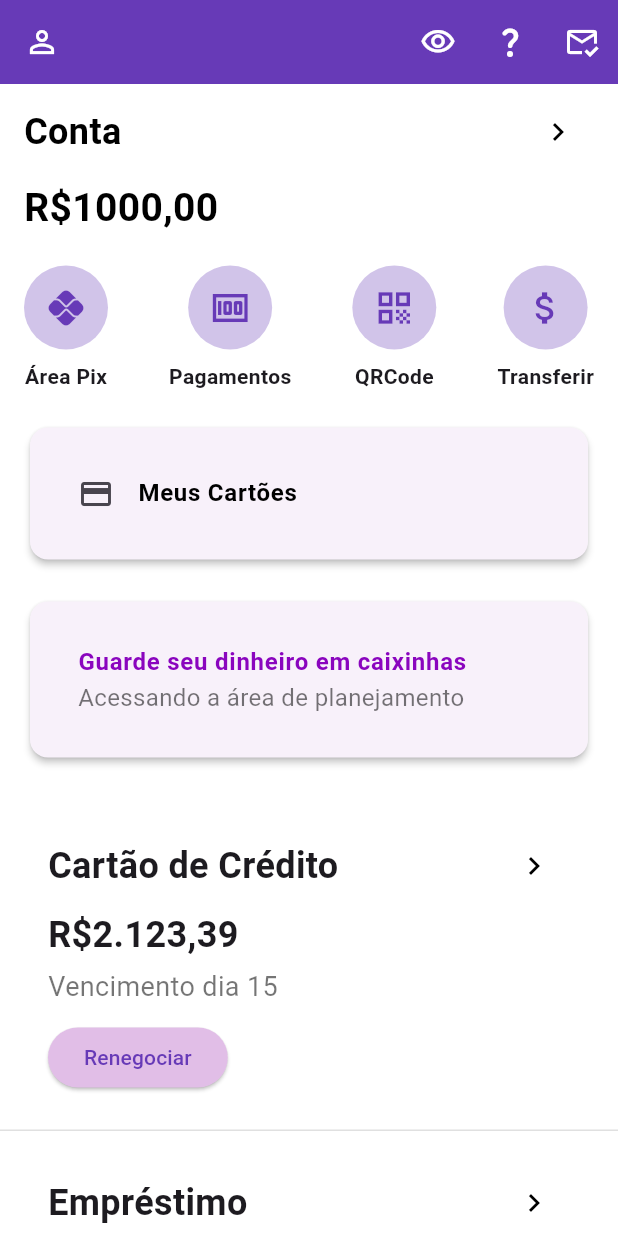
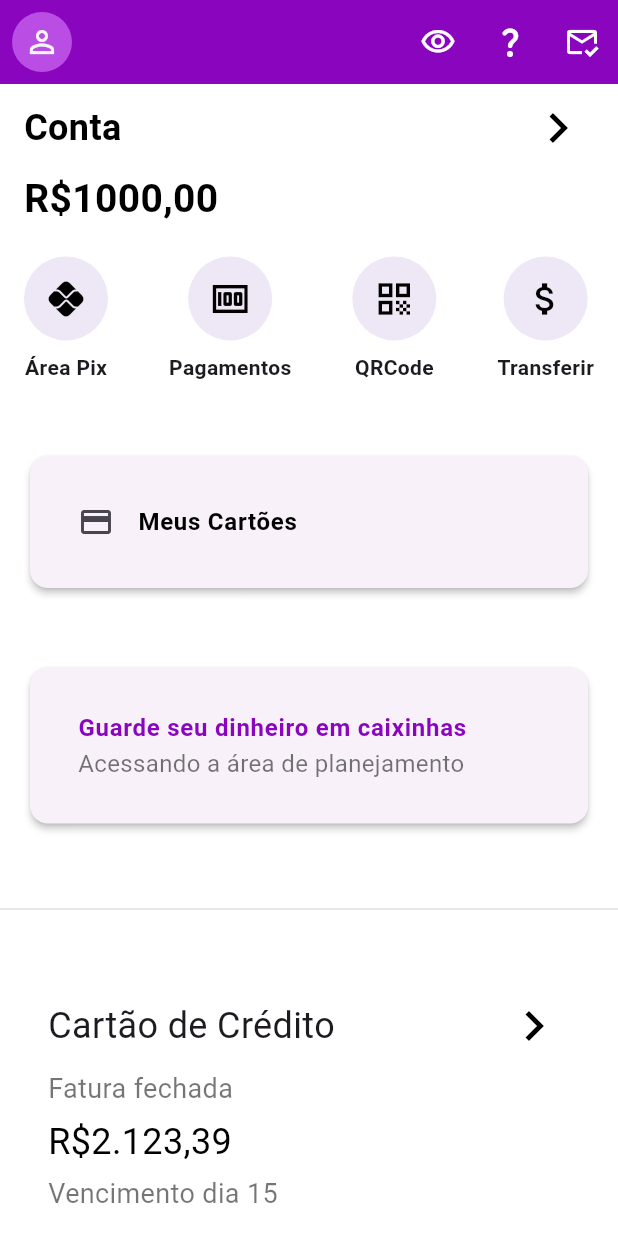
Before and after one commit to Cauasebastian/nubankUI, a Flutter app: the screen it shows after launch, on a phone screen of 412 x 824 dp. Run offline on Flutter 3.47's test engine with Material 3 defaults, Android fonts, the phone set to English and light mode, and no system bars.

Commit message:
Projeto com as cores corrigidas e quase 100% do original

```diff
--- a/nubank_ui/lib/main.dart
+++ b/nubank_ui/lib/main.dart
@@ -19,7 +19,7 @@ class MyApp extends StatelessWidget {
     );
   }
 }
-
+//codigo feito por Cauã Sebastian
 class HomePage extends StatelessWidget {
   const HomePage({super.key});
 
@@ -27,12 +27,18 @@ class HomePage extends StatelessWidget {
   Widget build(BuildContext context) {
     return Scaffold(
       appBar: AppBar(
-        backgroundColor: Colors.deepPurple,
-        leading: IconButton(
-          icon: const Icon(Icons.person_outline, color: Colors.white),
+        backgroundColor: const Color(0xFF8A05BE), // Cor ajustada
+        leading: Padding(
+          padding: const EdgeInsets.all(8.0), // Padding para centralizar o CircleAvatar
+          child: CircleAvatar(
+            backgroundColor: const Color(0xFFBA4DE3), // Fundo roxo especificado
+            child: IconButton(
+              icon: const Icon(Icons.person_outline, color: Color(0xFFF5F5F5)),
               onPressed: () {
                 // Ação do ícone principal
               },
+            ),
+          ),
         ),
         actions: [
           IconButton(
@@ -61,19 +67,19 @@ class HomePage extends StatelessWidget {
                 // Ação ao clicar na seta
               },
               icon: Icons.chevron_right,
-            ),
+            ), // Reduziu o padding entre "Conta" e o valor
             Padding(
               padding: const EdgeInsets.symmetric(horizontal: 16.0),
               child: const Text(
                 'R\$1000,00',
                 style: TextStyle(
-                  fontSize: 26,
+                  fontSize: 26, // Tamanho ajustado
                   fontWeight: FontWeight.bold,
                   color: Colors.black,
                 ),
               ),
             ),
-            const SizedBox(height: 20), // Espaçamento reduzido
+            const SizedBox(height: 20), // Espaçamento reduzido para 20px
 
             // Botões principais
             Padding(
@@ -81,14 +87,14 @@ class HomePage extends StatelessWidget {
               child: Row(
                 mainAxisAlignment: MainAxisAlignment.spaceBetween,
                 children: [
-                  _buildIconButton(Icons.pix, 'Área Pix'), // Mantido conforme solicitado
+                  _buildIconButton(Icons.pix, 'Área Pix'),
                   _buildIconButton(Icons.money, 'Pagamentos'),
                   _buildIconButton(Icons.qr_code, 'QRCode'),
                   _buildIconButton(Icons.attach_money, 'Transferir'),
                 ],
               ),
             ),
-            const SizedBox(height: 20), // Espaçamento reduzido
+            const SizedBox(height: 30), // Espaçamento mantido em 30px
 
             // Seção: Meus Cartões
             _buildCardSection(
@@ -97,18 +103,21 @@ class HomePage extends StatelessWidget {
               subtitle: '',
               onPressed: () {},
             ),
-            const SizedBox(height: 20),
+            const SizedBox(height: 15), // Espaçamento antes do próximo card
 
             // Seção: Guarde seu dinheiro em caixinhas
             _buildCardSection(
               leadingIcon: null,
-              //diminua o tamanho desse ou me diga onde modificar
               title: 'Guarde seu dinheiro em caixinhas',
               subtitle: 'Acessando a área de planejamento',
-              titleColor: const Color(0xFF8A05BE),
+              titleColor: const Color(0xFF8A05BE), // Cor ajustada
               onPressed: () {},
             ),
-            const SizedBox(height: 20),
+            const SizedBox(height: 30),
+
+            // Adicionando uma linha acima da seção "Cartão de Crédito"
+            const Divider(thickness: 1, color: Colors.black12),
+            const SizedBox(height: 30),
 
             // Seção: Cartão de Crédito
             _buildDetailedSection(
@@ -117,8 +126,12 @@ class HomePage extends StatelessWidget {
               dueDate: 'Vencimento dia 15',
               buttonLabel: 'Renegociar',
               onPressed: () {},
+              showSubtitle: true, // Indica que deve mostrar "Fatura fechada"
             ),
-            const Divider(height: 1, color: Colors.black12),
+            Padding(
+              padding: const EdgeInsets.symmetric(vertical: 30.0), // Padding de 30px
+              child: const Divider(height: 1, color: Colors.black12),
+            ),
 
             // Seção: Empréstimo
             _buildDetailedSection(
@@ -128,9 +141,13 @@ class HomePage extends StatelessWidget {
               buttonLabel: '',
               onPressed: null,
               isSmallAmount: true,
+              showSubtitle: false, // Não mostrar "Fatura fechada"
             ),
-            const Divider(height: 1, color: Colors.black12),
-            const SizedBox(height: 20),
+            Padding(
+              padding: const EdgeInsets.symmetric(vertical: 30.0), // Padding de 30px
+              child: const Divider(height: 1, color: Colors.black12),
+            ),
+            const SizedBox(height: 30),
 
             // Seção: Descubra Mais
             Padding(
@@ -151,21 +168,23 @@ class HomePage extends StatelessWidget {
     required IconData icon,
   }) {
     return Padding(
-      padding: const EdgeInsets.symmetric(horizontal: 16.0, vertical: 8.0), // Padding ajustado
+      padding: const EdgeInsets.symmetric(horizontal: 16.0, vertical: 5.0), // Reduziu o padding vertical de 10px para 5px
       child: Row(
         mainAxisAlignment: MainAxisAlignment.spaceBetween,
         children: [
           Text(
             title,
             style: const TextStyle(
-              fontSize: 24,
+              fontSize: 24, // Tamanho ajustado
               fontWeight: FontWeight.bold,
               color: Colors.black,
             ),
           ),
       IconButton(
-            icon: Icon(icon, color: Colors.black),
+        icon: const Icon(Icons.chevron_right, color: Colors.black, size: 40.0), // Aumenta o tamanho da seta para 48.0
         onPressed: onPressed,
+        padding: EdgeInsets.zero, // Remove padding extra se necessário
+        constraints: const BoxConstraints(), // Remove restrições de tamanho
       ),
         ],
       ),
@@ -177,9 +196,9 @@ class HomePage extends StatelessWidget {
     return Column(
       children: [
         CircleAvatar(
-          backgroundColor: Colors.deepPurple[100],
+          backgroundColor: Colors.deepPurple[50],
           radius: 28,
-          child: Icon(icon, color: Colors.deepPurple, size: 28),
+          child: Icon(icon, color: Colors.black, size: 28),
         ),
         const SizedBox(height: 8),
         Text(
@@ -202,7 +221,7 @@ class HomePage extends StatelessWidget {
     required VoidCallback onPressed,
   }) {
     return Padding(
-      padding: const EdgeInsets.symmetric(horizontal: 16.0),
+      padding: const EdgeInsets.symmetric(horizontal: 16.0, vertical: 15.0), // Padding vertical ajustado para 15px
       child: Card(
         elevation: 2,
         child: Padding(
@@ -232,7 +251,7 @@ class HomePage extends StatelessWidget {
       ),
     );
   }
-
+//Codigo feito por Cauã Sebastian
   // Método para construir as seções detalhadas (Cartão de Crédito e Empréstimo)
   Widget _buildDetailedSection({
     required String title,
@@ -241,9 +260,10 @@ class HomePage extends StatelessWidget {
     required String buttonLabel,
     required VoidCallback? onPressed,
     bool isSmallAmount = false,
+    required bool showSubtitle, // Novo parâmetro para mostrar "Fatura fechada"
   }) {
     return Padding(
-      padding: const EdgeInsets.symmetric(horizontal: 16.0, vertical: 8.0),
+      padding: const EdgeInsets.symmetric(horizontal: 16.0, vertical: 0.0), // Espaçamento ajustado para 10px
       child: Container(
         width: double.infinity,
         color: Colors.white, // Fundo branco
@@ -259,40 +279,53 @@ class HomePage extends StatelessWidget {
                   title,
                   style: const TextStyle(
                     fontSize: 24,
-                    fontWeight: FontWeight.w600,
+                    fontWeight: FontWeight.normal,
                   ),
                 ),
                 IconButton(
-                  icon: const Icon(Icons.chevron_right, color: Colors.black),
+                  icon: const Icon(Icons.chevron_right, color: Colors.black, size: 40.0), // Aumenta o tamanho da seta para 48.0
                   onPressed: onPressed,
+                  padding: EdgeInsets.zero, // Remove padding extra se necessário
+                  constraints: const BoxConstraints(), // Remove restrições de tamanho
                 ),
               ],
             ),
+            if (showSubtitle) ...[
+              const SizedBox(height: 5),
+              const Text(
+                'Fatura fechada',
+                style: TextStyle(
+                  fontSize: 18,
+                  color: Colors.black54, // Fonte leve
+                ),
+              ),
+            ],
             const SizedBox(height: 5),
             Text(
               amount,
               style: TextStyle(
                 fontSize: isSmallAmount ? 18 : 24, // Fonte ajustada
-                fontWeight: FontWeight.bold,
+                fontWeight: FontWeight.normal,
+                color: isSmallAmount ? Colors.black54 : Colors.black,
               ),
             ),
             if (dueDate.isNotEmpty) ...[
               const SizedBox(height: 5),
               Text(
                 dueDate,
-                style: const TextStyle(fontSize: 18, color: Colors.black54),
+                style: const TextStyle(fontSize: 18, color: Colors.black54,),
               ),
             ],
             if (buttonLabel.isNotEmpty) ...[
-              const SizedBox(height: 10),
+              const SizedBox(height: 15), // Espaçamento ajustado para 15px
               ElevatedButton(
                 onPressed: onPressed,
                 style: ElevatedButton.styleFrom(
-                  backgroundColor: Colors.purple[100],
+                  backgroundColor: Colors.deepPurple[50], // Cor corrigida e mantida
                 ),
                 child: Text(
                   buttonLabel,
-                  style: const TextStyle(color: Colors.deepPurple),
+                  style: const TextStyle(color: Color(0xFF313030)),
                 ),
               ),
             ],
@@ -301,7 +334,7 @@ class HomePage extends StatelessWidget {
       ),
     );
   }
-
+//Cauã S
   // Método para construir a seção "Descubra Mais"
   Widget _buildDiscoverMore(BuildContext context) {
     return Container(
@@ -312,7 +345,7 @@ class HomePage extends StatelessWidget {
         children: [
           const Text(
             'Descubra Mais',
-            style: TextStyle(fontSize: 24, fontWeight: FontWeight.w600),
+            style: TextStyle(fontSize: 24, fontWeight: FontWeight.normal),
           ),
           const SizedBox(height: 16),
           Container(
@@ -322,7 +355,7 @@ class HomePage extends StatelessWidget {
               color: Colors.deepPurple[50],
             ),
             child: Padding(
-              padding: const EdgeInsets.all(10.0),
+              padding: const EdgeInsets.all(10.0), // Padding de 10px
               child: Column(
                 crossAxisAlignment: CrossAxisAlignment.start,
                 children: [
@@ -330,7 +363,7 @@ class HomePage extends StatelessWidget {
                   Image.asset(
                     'lib/assets/seguroVida.png',
                     fit: BoxFit.cover,
-                    height: 150, // Defina uma altura adequada
+                    height: 150, // Altura ajustada
                     width: double.infinity,
                   ),
                   const SizedBox(height: 5),
@@ -347,16 +380,19 @@ class HomePage extends StatelessWidget {
                     style: TextStyle(fontSize: 18, color: Colors.black54),
                   ),
                   const SizedBox(height: 10),
-                  ElevatedButton(
+                  Padding(
+                    padding: const EdgeInsets.only(top: 5.0, bottom: 10.0), // Padding ajustado
+                    child: ElevatedButton(
                       onPressed: () {
                         // Ação ao clicar em "Conhecer"
                       },
                       style: ElevatedButton.styleFrom(
-                      backgroundColor: Colors.deepPurple,
+                        backgroundColor: const Color(0xFF8A05BE), // Cor ajustada
                       ),
                       child: const Text(
                         'Conhecer',
                         style: TextStyle(color: Colors.white),
+                      ),
                     ),
                   ),
                 ],
```
Lines whose indentation alone changed are shown as unchanged.
